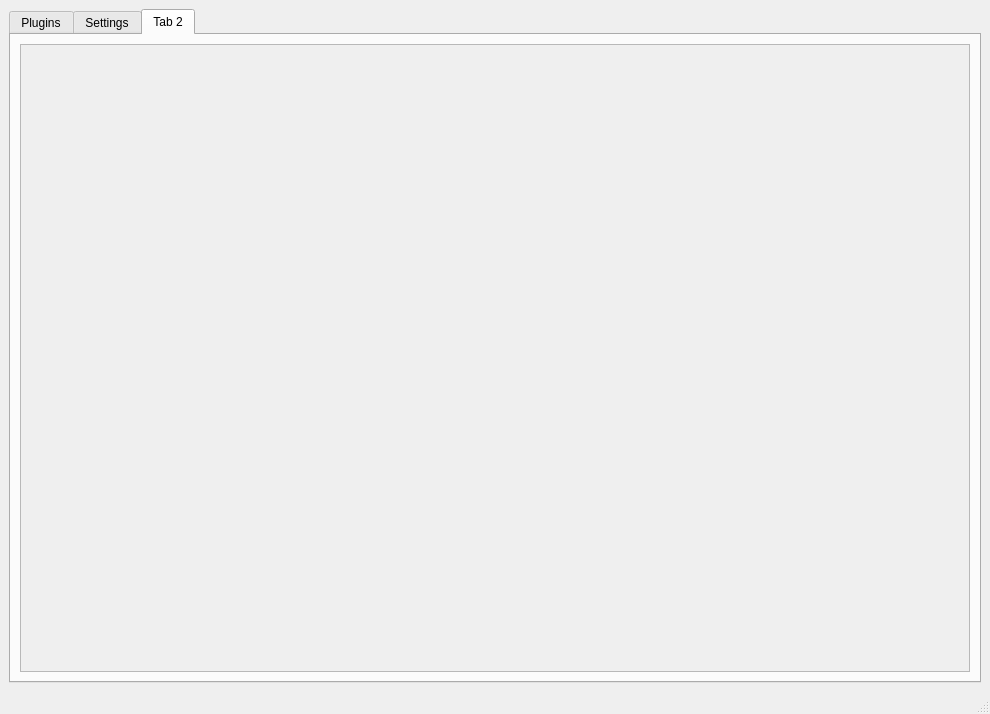
The window that SimpleToolSuite/pyqt_simpletoolsuite_2.ui (MaxTheSpy/SimpleToolSuite) describes before a commit, drawn with Qt 5.
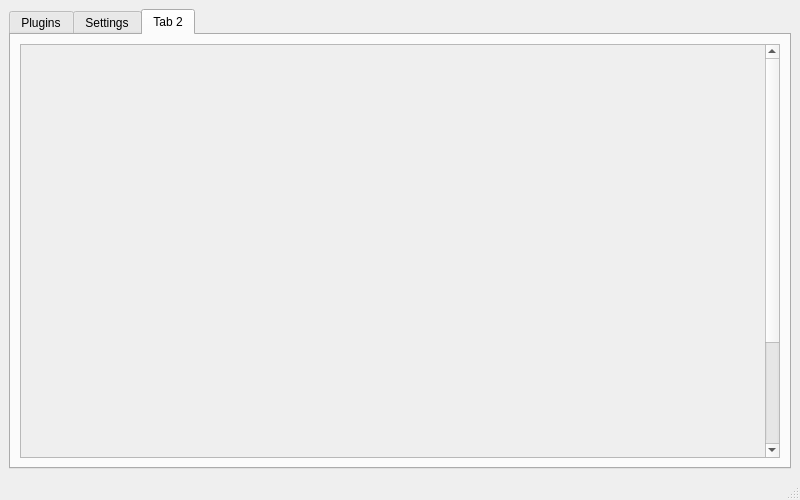
The same window after the commit. The open tabs and pages were chosen to show the change.

```diff
--- a/SimpleToolSuite/pyqt_simpletoolsuite_2.ui
+++ b/SimpleToolSuite/pyqt_simpletoolsuite_2.ui
@@ -6,14 +6,14 @@
    <rect>
     <x>0</x>
     <y>0</y>
-    <width>990</width>
-    <height>714</height>
+    <width>800</width>
+    <height>500</height>
    </rect>
   </property>
   <property name="minimumSize">
    <size>
-    <width>990</width>
-    <height>714</height>
+    <width>500</width>
+    <height>300</height>
    </size>
   </property>
   <property name="windowTitle">
@@ -25,7 +25,7 @@
      <widget class="QTabWidget" name="tabWidget">
       <property name="minimumSize">
        <size>
-        <width>900</width>
+        <width>0</width>
         <height>0</height>
        </size>
       </property>
@@ -398,8 +398,8 @@
             <rect>
              <x>0</x>
              <y>0</y>
-             <width>948</width>
-             <height>626</height>
+             <width>444</width>
+             <height>559</height>
             </rect>
            </property>
            <property name="minimumSize">
```
Left out of the diff: 2 changed lines with no effect on the pictures.
